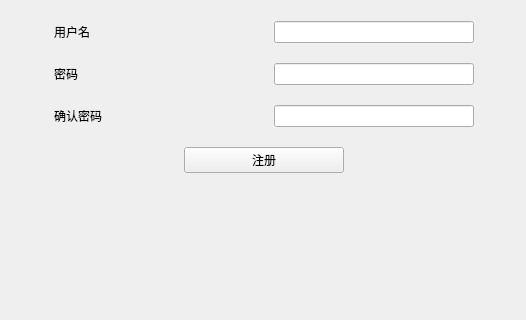
Qt form frontend/view/signup.ui (martin-cao/Lexify) before a commit; both pictures show x 111 to 637 and y 214 to 534 of the 750 by 622 pixel window.
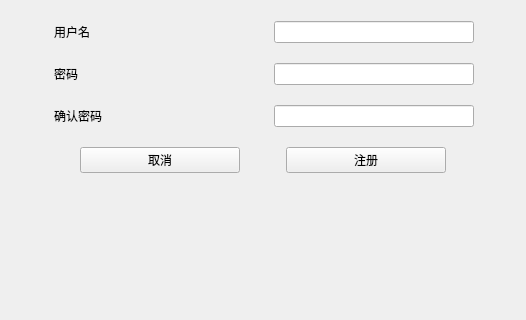
The same form after that commit.

Commit message:
feat(frontend/view-model): Build view models for login/signup ui
- Add auth_view_model.py
- Add a cancel button in signup.ui

Diff of the .ui file:
```diff
--- a/frontend/view/signup.ui
+++ b/frontend/view/signup.ui
@@ -138,7 +138,7 @@
      </item>
      <item>
       <layout class="QGridLayout" name="gridLayout">
-       <item row="0" column="0">
+       <item row="0" column="1">
         <widget class="QPushButton" name="pushButton_signup_signup">
          <property name="sizePolicy">
           <sizepolicy hsizetype="Expanding" vsizetype="Fixed">
@@ -172,6 +172,40 @@
          </property>
         </widget>
        </item>
+       <item row="0" column="0">
+        <widget class="QPushButton" name="pushButton_signup_cancel">
+         <property name="sizePolicy">
+          <sizepolicy hsizetype="Expanding" vsizetype="Fixed">
+           <horstretch>0</horstretch>
+           <verstretch>0</verstretch>
+          </sizepolicy>
+         </property>
+         <property name="minimumSize">
+          <size>
+           <width>80</width>
+           <height>0</height>
+          </size>
+         </property>
+         <property name="maximumSize">
+          <size>
+           <width>160</width>
+           <height>16777215</height>
+          </size>
+         </property>
+         <property name="autoFillBackground">
+          <bool>false</bool>
+         </property>
+         <property name="styleSheet">
+          <string notr="true">alignment=Qt.AlignCenter</string>
+         </property>
+         <property name="text">
+          <string>取消</string>
+         </property>
+         <property name="flat">
+          <bool>false</bool>
+         </property>
+        </widget>
+       </item>
       </layout>
      </item>
     </layout>
```
The commit also changes 2 other files.
